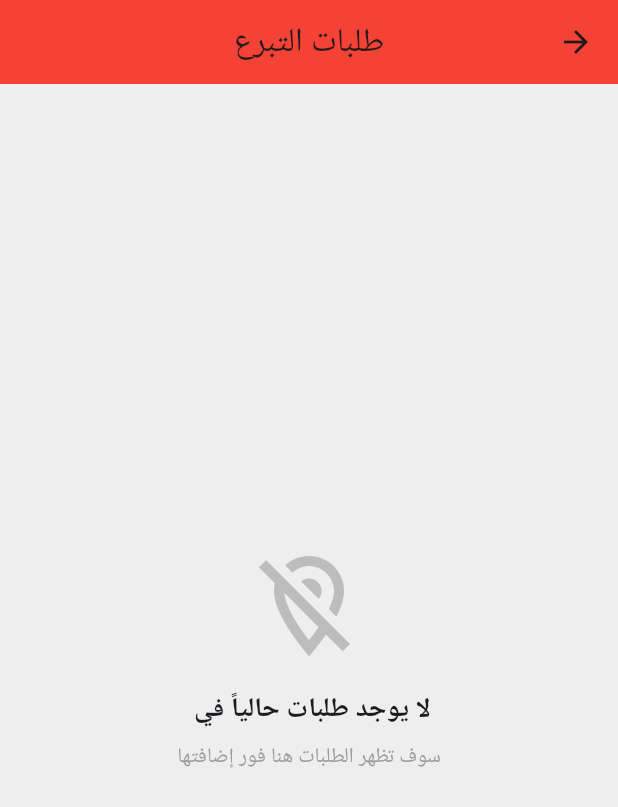
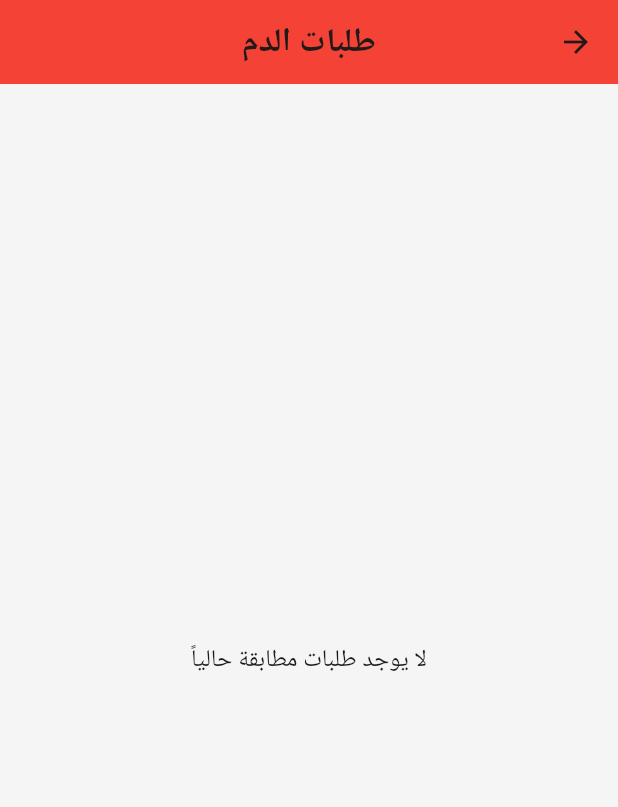
Before and after one commit to fatimatomeh/blood-bank-app, a Flutter app: the DonorsHomePage screen opened directly, after a tap on "عرض جميع الطلبات", on a phone screen of 412 x 824 dp. Shown: the top 807 px of the screen. Run offline on Flutter 3.47's test engine with Material 3 defaults, Android fonts, the phone set to English and light mode, and no system bars; our stand-ins replace device_preview, firebase_auth, firebase_core, firebase_database, google_fonts; accounts and stored records are empty; Roboto replaces fonts that are missing (Marhey).

Commit message:
تحديث المشروع

```diff
--- a/lib/screens/ChangePassward_Page.dart
+++ b/lib/screens/ChangePassward_Page.dart
@@ -39,7 +39,6 @@ class _ChangePasswordPageState extends State<ChangePasswordPage> {
         User? user = FirebaseAuth.instance.currentUser;
 
         if (user != null) {
-          // إعادة تسجيل الدخول للتحقق من كلمة المرور الحالية
           AuthCredential credential = EmailAuthProvider.credential(
             email: user.email!,
             password: _currentPasswordController.text,
@@ -47,7 +46,7 @@ class _ChangePasswordPageState extends State<ChangePasswordPage> {
 
           await user.reauthenticateWithCredential(credential);
 
-          // تحديث كلمة المرور
+
           await user.updatePassword(_newPasswordController.text);
 
           ScaffoldMessenger.of(context).showSnackBar(
--- a/lib/screens/edit_profile_page.dart
+++ b/lib/screens/edit_profile_page.dart
@@ -1,9 +1,8 @@
 import 'package:flutter/material.dart';
-import 'package:firebase_core/firebase_core.dart';
 import 'package:firebase_database/firebase_database.dart';
 
 class EditProfilePage extends StatefulWidget {
-  final String donorId; // تمرير UID للمتبرع
+  final String donorId;
 
   const EditProfilePage({Key? key, required this.donorId}) : super(key: key);
 
@@ -28,7 +27,6 @@ class _EditProfilePageState extends State<EditProfilePage> {
 
   late DatabaseReference donorRef;
 
-  // خريطة تحويل بين الإنجليزي والعربي
   Map<String, String> cityMap = {
     "ramallah": "رام الله",
     "al-bireh": "البيرة",
--- a/lib/screens/main_navigation.dart
+++ b/lib/screens/main_navigation.dart
@@ -15,7 +15,7 @@ class _MainNavigationState extends State<MainNavigation> {
   int currentIndex = 0;
 
   final List<Widget> pages = [
-    const DonorsHomePage(), // ✅ تعديل الاسم
+    const DonorsHomePage(),
     const RequestsPage(),
     const DonatePage(),
     const ProfilePage(),
--- a/lib/screens/profile_page.dart
+++ b/lib/screens/profile_page.dart
@@ -56,7 +56,6 @@ class _ProfilePageState extends State<ProfilePage> {
         child: Column(
           children: [
             const SizedBox(height: 10),
-            // عرض الاسم وفصيلة الدم والمدينة في الأعلى
             Text(userData['fullName'] ?? "الاسم غير متوفر",
                 style:
                     const TextStyle(fontSize: 22, fontWeight: FontWeight.bold)),
--- a/lib/screens/requests_page.dart
+++ b/lib/screens/requests_page.dart
@@ -1,189 +1,147 @@
 import 'package:flutter/material.dart';
+import 'package:firebase_auth/firebase_auth.dart';
 import 'package:firebase_database/firebase_database.dart';
-import 'package:firebase_auth/firebase_auth.dart';
 import 'donate_page.dart';
 
 class RequestsPage extends StatefulWidget {
   const RequestsPage({super.key});
 
   @override
-  _RequestsPageState createState() => _RequestsPageState();
+  State<RequestsPage> createState() => _RequestsPageState();
 }
 
 class _RequestsPageState extends State<RequestsPage> {
-  List<Map<String, dynamic>> filteredRequests = [];
-  bool isLoading = true;
+  List<Map<String, dynamic>> requests = [];
+
   String donorCity = "";
+  String donorBlood = "";
+
+  Map<String, String> cityMap = {
+    "ramallah": "ramallah",
+    "رام الله": "ramallah",
+    "al-bireh": "ramallah",
+    "البيرة": "ramallah",
+    "nablus": "nablus",
+    "نابلس": "nablus",
+    "hebron": "hebron",
+    "الخليل": "hebron",
+    "bethlehem": "bethlehem",
+    "بيت لحم": "bethlehem",
+    "jenin": "jenin",
+    "جنين": "jenin",
+    "tulkarm": "tulkarm",
+    "طولكرم": "tulkarm",
+    "qalqilya": "qalqilya",
+    "قلقيلية": "qalqilya",
+    "jericho": "jericho",
+    "أريحا": "jericho",
+    "salfit": "salfit",
+    "سلفيت": "salfit",
+    "tubas": "tubas",
+    "طوباس": "tubas",
+  };
+
+  String normalizeCity(String? city) {
+    if (city == null) return "";
+    return cityMap[city.toLowerCase().trim()] ?? city.toLowerCase().trim();
+  }
 
   @override
   void initState() {
     super.initState();
-    _fetchRequests();
+    _loadDonorAndRequests();
   }
 
-  // دالة لتوحيد أسماء المدن
-  String normalizeCity(String? city) {
-    if (city == null) return "";
-    return city.toLowerCase().trim();
+  Future<void> _loadDonorAndRequests() async {
+    User? user = FirebaseAuth.instance.currentUser;
+    if (user == null) return;
+
+    DatabaseReference donorRef =
+        FirebaseDatabase.instance.ref("Donors/${user.uid}");
+
+    final donorSnap = await donorRef.get();
+
+    if (donorSnap.exists && donorSnap.value is Map) {
+      final donor = Map<String, dynamic>.from(donorSnap.value as Map);
+
+      donorCity = normalizeCity(donor['city']?.toString());
+      donorBlood = donor['bloodType']?.toString().trim() ?? "";
     }
 
-  void _fetchRequests() async {
-    try {
-      User? user = FirebaseAuth.instance.currentUser;
-      if (user == null) {
-        if (mounted) setState(() => isLoading = false);
-        return;
-      }
-
-      // 1. جلب مدينة المتبرع
-      DataSnapshot donorSnapshot =
-          await FirebaseDatabase.instance.ref("Donors/${user.uid}/city").get();
-
-      if (donorSnapshot.exists) {
-        donorCity = donorSnapshot.value.toString().trim();
-      }
-
-      // 2. جلب الطلبات
     DatabaseReference requestsRef = FirebaseDatabase.instance.ref("Requests");
 
-      DataSnapshot snapshot = await requestsRef.get();
-      _processData(snapshot.value);
+    requestsRef.onValue.listen((event) {
+      final data = event.snapshot.value;
 
-      // مراقبة التحديثات
-      requestsRef.onValue.listen((event) {
-        _processData(event.snapshot.value);
-      });
-    } catch (e) {
-      print("Error fetching data: $e");
-      if (mounted) setState(() => isLoading = false);
-    }
-  }
+      List<Map<String, dynamic>> temp = [];
 
-  void _processData(Object? data) {
-    if (!mounted) return;
-
-    List<Map<String, dynamic>> tempRequests = [];
       if (data != null && data is Map) {
         data.forEach((key, value) {
-        final req = Map<String, dynamic>.from(value as Map);
-        String reqCity = normalizeCity(req['city']);
-        String donorCityNorm = normalizeCity(donorCity);
+          final req = Map<String, dynamic>.from(value);
 
-        if (reqCity == donorCityNorm) {
-          tempRequests.add(req);
+          final reqCity = normalizeCity(req['city']?.toString());
+          final reqBlood = req['bloodType']?.toString().trim() ?? "";
+
+
+          if (reqCity == donorCity && reqBlood == donorBlood) {
+            temp.add(req);
           }
         });
       }
 
       setState(() {
-      filteredRequests = tempRequests;
-      isLoading = false;
+        requests = temp;
+      });
     });
   }
 
   @override
   Widget build(BuildContext context) {
     return Scaffold(
-      backgroundColor: Colors.grey[200],
+      backgroundColor: Colors.grey[100],
       appBar: AppBar(
         backgroundColor: Colors.red,
         centerTitle: true,
-        title: const Text("طلبات التبرع"),
+        title: const Text(
+          "طلبات الدم",
+          style: TextStyle(fontWeight: FontWeight.bold),
         ),
-      body: isLoading
-          ? const Center(child: CircularProgressIndicator(color: Colors.red))
-          : filteredRequests.isEmpty
-              ? _buildNoRequestsWidget()
-              : _buildRequestsList(),
-    );
-  }
+      ),
+      body: requests.isEmpty
+          ? const Center(
+              child: Text(
+                "لا يوجد طلبات مطابقة حالياً",
+                style: TextStyle(fontSize: 16),
+              ),
+            )
+          : ListView.builder(
+              padding: const EdgeInsets.all(12),
+              itemCount: requests.length,
+              itemBuilder: (context, index) {
+                final req = requests[index];
 
-  Widget _buildNoRequestsWidget() {
-    return Center(
-      child: Column(
-        mainAxisAlignment: MainAxisAlignment.center,
-        children: [
-          Icon(Icons.location_off_outlined, size: 80, color: Colors.grey[400]),
-          const SizedBox(height: 16),
-          Text(
-            "لا يوجد طلبات حالياً في $donorCity",
-            style: const TextStyle(fontSize: 18, fontWeight: FontWeight.bold),
+                return Card(
+                  margin: const EdgeInsets.only(bottom: 12),
+                  shape: RoundedRectangleBorder(
+                    borderRadius: BorderRadius.circular(15),
                   ),
-          const SizedBox(height: 8),
-          const Text("سوف تظهر الطلبات هنا فور إضافتها",
-              style: TextStyle(color: Colors.grey)),
-        ],
-      ),
-    );
-  }
-
-  Widget _buildRequestsList() {
-    return ListView.builder(
-      padding: const EdgeInsets.all(16),
-      itemCount: filteredRequests.length,
-      itemBuilder: (context, index) {
-        final req = filteredRequests[index];
-        return requestCard(context, req);
-      },
-    );
-  }
-
-  Widget requestCard(BuildContext context, Map<String, dynamic> req) {
-    final blood = req['bloodType'] ?? "؟";
-    final hospital = req['hospitalName'] ?? "غير محدد";
-    final city = req['city'] ?? "غير محدد";
-    final department = req['department'] ?? "غير محدد";
-    final units = req['units']?.toString() ?? "0";
-    final time = req['time'] ?? "غير محدد";
-
-    return Container(
-      margin: const EdgeInsets.only(bottom: 16),
-      padding: const EdgeInsets.all(20),
-      decoration: BoxDecoration(
-        color: Colors.white,
-        borderRadius: BorderRadius.circular(20),
-        boxShadow: [
-          BoxShadow(color: Colors.black.withOpacity(0.05), blurRadius: 10)
-        ],
-      ),
-      child: Column(
-        children: [
-          Row(
-            children: [
-              CircleAvatar(
-                radius: 30,
-                backgroundColor: Colors.red,
-                child: Text(blood,
-                    style: const TextStyle(
-                        color: Colors.white,
-                        fontSize: 20,
-                        fontWeight: FontWeight.bold)),
-              ),
-              const SizedBox(width: 15),
-              Expanded(
+                  child: Padding(
+                    padding: const EdgeInsets.all(15),
                     child: Column(
                       crossAxisAlignment: CrossAxisAlignment.start,
                       children: [
-                    Text(hospital,
+                        Text(
+                          "🏥 ${req['hospitalName'] ?? 'غير محدد'}",
                           style: const TextStyle(
-                            fontSize: 18, fontWeight: FontWeight.bold)),
-                    Text("📍 $city - $department",
-                        style: const TextStyle(color: Colors.grey)),
-                  ],
+                            fontSize: 18,
+                            fontWeight: FontWeight.bold,
                           ),
                         ),
-            ],
-          ),
-          const Divider(height: 30),
-          Row(
-            mainAxisAlignment: MainAxisAlignment.spaceBetween,
-            children: [
-              Text("🩸 الوحدات: $units",
-                  style: const TextStyle(fontWeight: FontWeight.bold)),
-              Text("⏰ $time",
-                  style: const TextStyle(color: Colors.red, fontSize: 12)),
-            ],
-          ),
+                        const SizedBox(height: 10),
+                        Text("📍 المدينة: ${req['city'] ?? 'غير محدد'}"),
+                        Text(
+                            "🩸 فصيلة الدم: ${req['bloodType'] ?? 'غير محدد'}"),
+                        Text("🧪 عدد الوحدات: ${req['units'] ?? '0'}"),
                         const SizedBox(height: 15),
                         SizedBox(
                           width: double.infinity,
@@ -191,27 +149,30 @@ class _RequestsPageState extends State<RequestsPage> {
                             style: ElevatedButton.styleFrom(
                               backgroundColor: Colors.red,
                               shape: RoundedRectangleBorder(
-                      borderRadius: BorderRadius.circular(10))),
+                                borderRadius: BorderRadius.circular(10),
+                              ),
+                            ),
                             onPressed: () {
                               Navigator.push(
                                 context,
                                 MaterialPageRoute(
-                    builder: (context) => DonatePage(requestData: {
-                      "bloodType": blood,
-                      "hospitalName": hospital,
-                      "city": city,
-                      "department": department,
-                      "units": units,
-                      "time": time,
-                    }),
+                                  builder: (_) => DonatePage(
+                                    requestData: req,
+                                  ),
                                 ),
                               );
                             },
-              child: const Text("تبرع الآن",
-                  style: TextStyle(color: Colors.white)),
+                            child: const Text(
+                              "تبرع الآن",
+                              style: TextStyle(color: Colors.white),
                             ),
-          )
+                          ),
+                        ),
                       ],
+                    ),
+                  ),
+                );
+              },
             ),
     );
   }
```
Also changed, not shown: lib/screens/DonorSignUp_Page.dart (+0 -9 lines), lib/screens/DonorsHome_Page.dart (+10 -6 lines), lib/screens/donate_page.dart (+73 -19 lines), pubspec.yaml (+4 -9 lines), assets/donatpng.png (deleted). Lines whose indentation alone changed are shown as unchanged.
